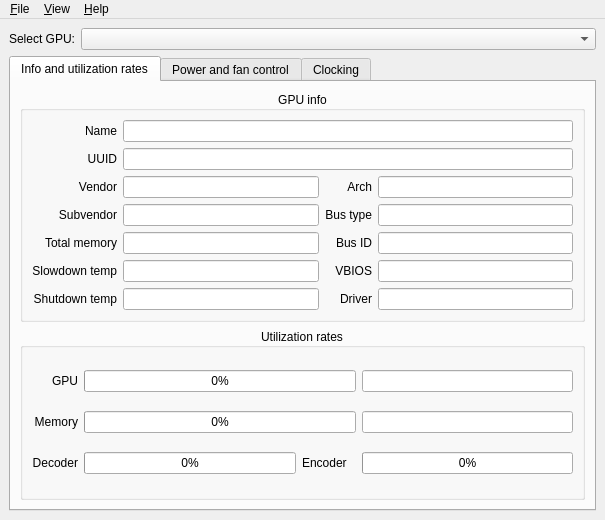
This is ui/mainwindow.ui in AlexandrAlexeev7119/NvCtrl-linux as Qt 5 draws it before an edit. The edited form follows.
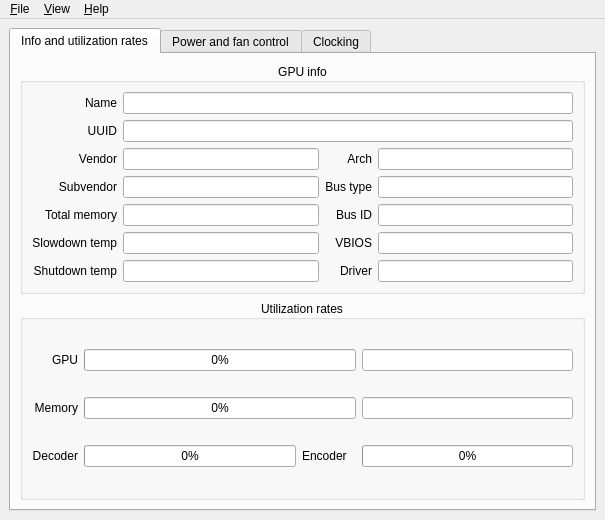
This is the edited form. Icons and pictures are not drawn.

What changed in the file:
```diff
--- a/ui/mainwindow.ui
+++ b/ui/mainwindow.ui
@@ -15,20 +15,7 @@
   </property>
   <widget class="QWidget" name="centralwidget">
    <layout class="QFormLayout" name="formLayout_2">
-    <item row="0" column="0">
-     <widget class="QLabel" name="label_select_GPU">
-      <property name="text">
-       <string>Select GPU:</string>
-      </property>
-      <property name="alignment">
-       <set>Qt::AlignCenter</set>
-      </property>
-     </widget>
-    </item>
-    <item row="0" column="1">
-     <widget class="QComboBox" name="comboBox_select_GPU"/>
-    </item>
-    <item row="1" column="0" colspan="2">
+    <item row="0" column="0" colspan="2">
      <widget class="QTabWidget" name="tabWidget">
       <property name="currentIndex">
        <number>0</number>
```
Left out of the diff: 13 changed lines with no effect on the pictures.
